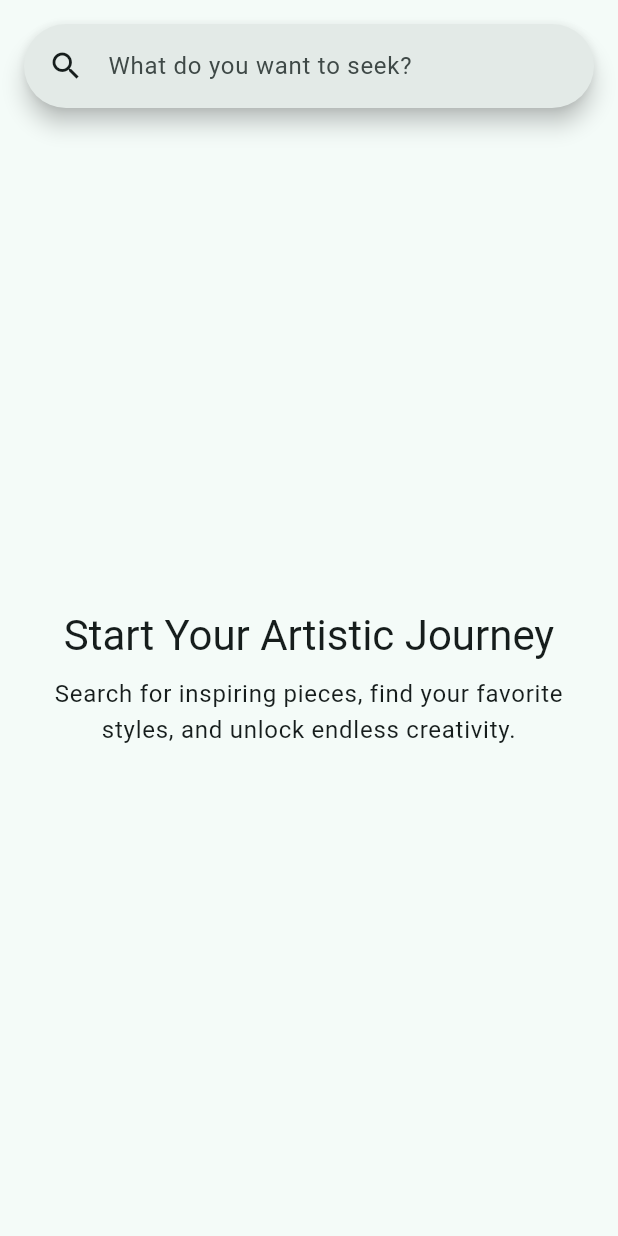
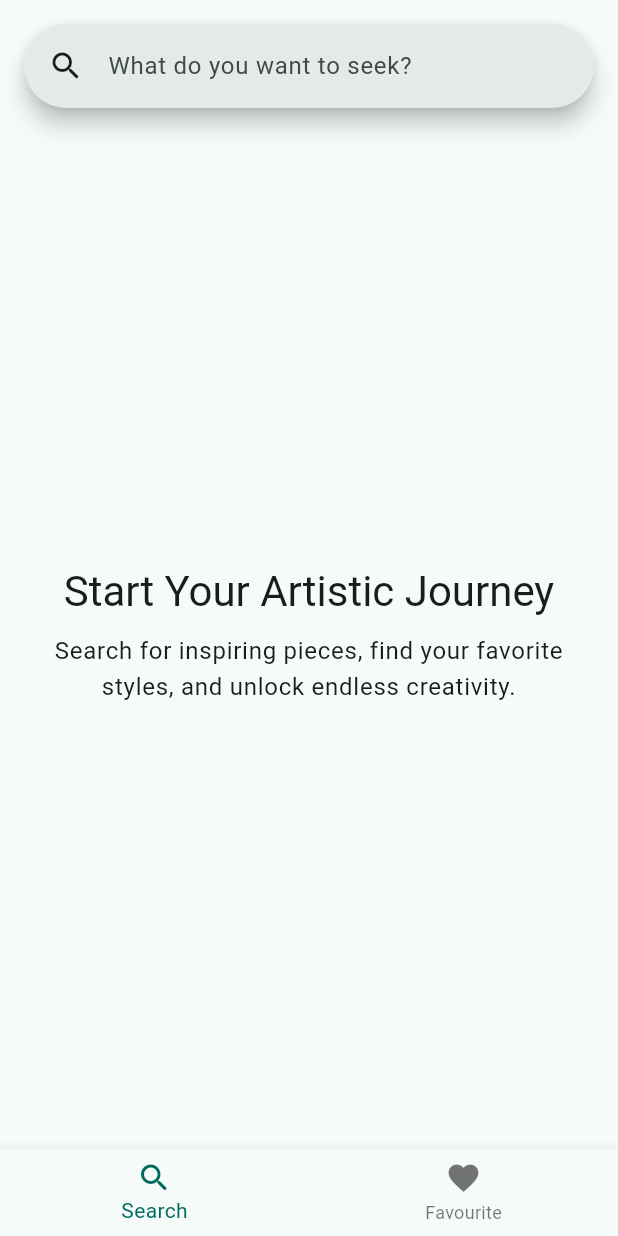
Before and after one commit to avaprin/art-gallery, a Flutter app: the screen it shows after launch, on a phone screen of 412 x 824 dp. Run offline on Flutter 3.47's test engine with Material 3 defaults, Android fonts, the phone set to English and light mode, and no system bars; our stand-ins replace auto_route, bloc, cached_network_image, dio, equatable, flutter_bloc and 4 more; generated files the repository leaves out were written again.

Commit message:
Add home screen with search and favourites tabs

```diff
--- a/lib/src/navigation/router.dart
+++ b/lib/src/navigation/router.dart
@@ -2,6 +2,8 @@ import 'package:auto_route/auto_route.dart';
 import 'package:flutter/material.dart';
 
 import '../presentation/details/ui/details_screen.dart';
+import '../presentation/favourite/favourite_screen.dart';
+import '../presentation/home/home_screen.dart';
 import '../presentation/image/ui/image_screen.dart';
 import '../presentation/search/ui/search_screen.dart';
 
@@ -11,10 +13,20 @@ part 'router.gr.dart';
 class AppRouter extends RootStackRouter {
   @override
   List<AutoRoute> get routes => <AutoRoute>[
-        AdaptiveRoute<void>(
+        AutoRoute(
           initial: true,
           path: '/',
-          page: SearchRoute.page,
+          page: HomeRoute.page,
+          children: <AutoRoute>[
+            AdaptiveRoute<void>(
+              path: 'search',
+              page: SearchRoute.page,
+            ),
+            AdaptiveRoute<void>(
+              path: 'favourite',
+              page: FavouriteRoute.page,
+            ),
+          ],
         ),
         AdaptiveRoute<void>(
           path: '/details/:id',
--- /dev/null
+++ b/lib/src/presentation/home/home_screen.dart
@@ -0,0 +1,33 @@
+import 'package:auto_route/auto_route.dart';
+import 'package:flutter/material.dart';
+
+import '../../navigation/router.dart';
+
+@RoutePage()
+class HomeScreen extends StatelessWidget {
+  @override
+  Widget build(BuildContext context) {
+    return AutoTabsScaffold(
+      routes: const <PageRouteInfo<Object?>>[
+        SearchRoute(),
+        FavouriteRoute(),
+      ],
+      bottomNavigationBuilder: (_, TabsRouter tabsRouter) {
+        return BottomNavigationBar(
+          currentIndex: tabsRouter.activeIndex,
+          onTap: tabsRouter.setActiveIndex,
+          items: const <BottomNavigationBarItem>[
+            BottomNavigationBarItem(
+              icon: Icon(Icons.search_rounded),
+              label: 'Search',
+            ),
+            BottomNavigationBarItem(
+              icon: Icon(Icons.favorite),
+              label: 'Favourite',
+            ),
+          ],
+        );
+      },
+    );
+  }
+}
```
Also changed, not shown: lib/src/presentation/favourite/favourite_screen.dart (added, +44 -0 lines).
